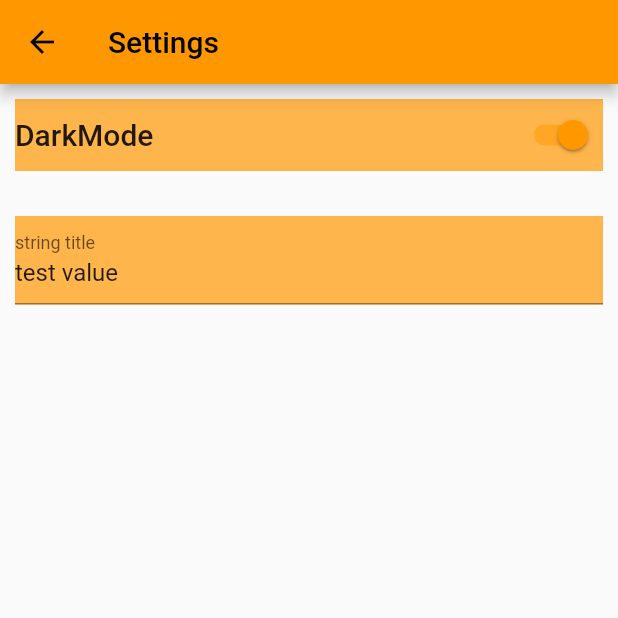
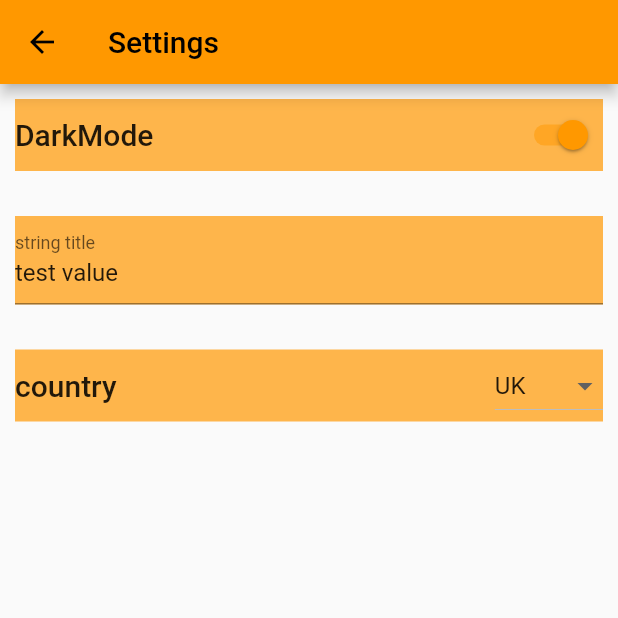
Before and after one commit to sinic46/base-app, a Flutter app: the screen it shows after launch, in the side drawer, after a tap on "Settings", on a phone screen of 412 x 824 dp, the top half of it. Run offline on Flutter 3.47's test engine with Material 2 defaults, Android fonts, the phone set to English and light mode, and no system bars; our stand-ins replace flutter_riverpod.

Commit message:
added multichoice dropdown to settings

```diff
--- a/base_app/lib/data/themes.dart
+++ b/base_app/lib/data/themes.dart
@@ -1,6 +1,6 @@
 import 'package:flutter/material.dart';
 
-class ThemeData {
+class ThemesData {
 
   final ThemeData defaultTheme = ThemeData(
 
--- a/base_app/lib/models/setting.dart
+++ b/base_app/lib/models/setting.dart
@@ -1,3 +1,5 @@
+import 'package:flutter/material.dart';
+
 class Setting {
   Setting({
     required this.title,
@@ -33,8 +35,25 @@ class StringSetting extends Setting {
 
   String value;
 
-    StringSetting updateValue(String value) {
+  StringSetting updateValue(String value) {
     this.value = value;
     return this;
   }
 }
+
+class MultiChoiceSetting extends Setting {
+  MultiChoiceSetting({
+    required String title,
+    required String description,
+    required this.value,
+    required this.optionsList
+  }) : super(title: title, description: description);
+
+  String value;
+  List<DropdownMenuItem> optionsList;
+
+  MultiChoiceSetting updateValue(String value) {
+    this.value = value;
+    return this;
+  }
+}
--- a/base_app/lib/providers/settings_provider.dart
+++ b/base_app/lib/providers/settings_provider.dart
@@ -1,3 +1,4 @@
+import 'package:flutter/material.dart';
 import 'package:flutter_riverpod/flutter_riverpod.dart';
 
 import 'package:base_app/models/setting.dart';
@@ -5,6 +6,12 @@ import 'package:base_app/models/setting.dart';
 final List<Setting> settings = [
   BoolSetting(title: 'DarkMode', description: 'turns on dark mode.', value: true),
   StringSetting(title: 'string title', description: 'testing setting', value: 'test value'),
+  MultiChoiceSetting(title: 'country', description: 'which country you from?', value: 'UK',  optionsList: const [
+    DropdownMenuItem(value: 'UK', child: Text('UK')),
+    DropdownMenuItem(value: 'USA', child: Text('USA')),
+    DropdownMenuItem(value: 'France', child: Text('France')),
+    DropdownMenuItem(value: 'Spain', child: Text('Spain')),
+  ])
 ];
 
 class SettingsNotifier extends StateNotifier<List<Setting>> {
--- a/base_app/lib/screens/settings_screen.dart
+++ b/base_app/lib/screens/settings_screen.dart
@@ -1,6 +1,7 @@
 import 'package:base_app/models/setting.dart';
 import 'package:base_app/providers/settings_provider.dart';
 import 'package:base_app/widgets/settings/bool_setting.dart';
+import 'package:base_app/widgets/settings/multichoice_setting_tile.dart';
 import 'package:base_app/widgets/settings/string_setting.dart';
 import 'package:flutter/material.dart';
 import 'package:flutter_riverpod/flutter_riverpod.dart';
@@ -32,13 +33,18 @@ class _SettingsScreenState extends ConsumerState<SettingsScreen> {
           switch (setting.runtimeType) {
             case BoolSetting:
               {
-                print('boolean setting found');
+                print('boolean setting found (${setting.title})');
                 return BoolSettingTile(setting: (settingsdata[index]) as BoolSetting);
               }
             case StringSetting:
               {
-                print('string setting found');
+                print('string setting found (${setting.title})');
                 return StringSettingTile(setting: settingsdata[index] as StringSetting);
+              }
+            case MultiChoiceSetting:
+              {
+                print('multi choice setting found (${setting.title})');
+                return MultiChoiceSettingTile(setting: settingsdata[index] as MultiChoiceSetting);
               }
           }
           return const Text('no more');
--- /dev/null
+++ b/base_app/lib/widgets/settings/multichoice_setting_tile.dart
@@ -0,0 +1,52 @@
+import 'package:base_app/models/setting.dart';
+import 'package:base_app/providers/settings_provider.dart';
+import 'package:flutter/material.dart';
+import 'package:flutter_riverpod/flutter_riverpod.dart';
+
+class MultiChoiceSettingTile extends ConsumerWidget {
+  const MultiChoiceSettingTile({
+    super.key,
+    required this.setting,
+  });
+
+  final MultiChoiceSetting setting;
+
+  @override
+  Widget build(
+    BuildContext context,
+    WidgetRef ref,
+  ) {
+    return Container(
+      padding: const EdgeInsets.all(10),
+      child: Column(
+        children: [
+          Container(
+            color: Theme.of(context).primaryColor.withOpacity(0.7),
+            child: Row(
+              mainAxisAlignment: MainAxisAlignment.spaceBetween,
+              children: [
+                Text(
+                  setting.title,
+                  style: Theme.of(context).textTheme.titleLarge,
+                ),
+                DropdownButton(
+                    value: setting.value,
+                    items: setting.optionsList,
+                    onChanged: (newValue) {
+                      ref.read(settingsProvider.notifier).updateSettingState(
+                            settingname: setting.title,
+                            newSetting: setting.updateValue(newValue),
+                          );
+                    })
+              ],
+            ),
+          ),
+          const SizedBox(
+            height: 10,
+            width: double.infinity,
+          )
+        ],
+      ),
+    );
+  }
+}
```
Also changed, not shown: 1 other file.
